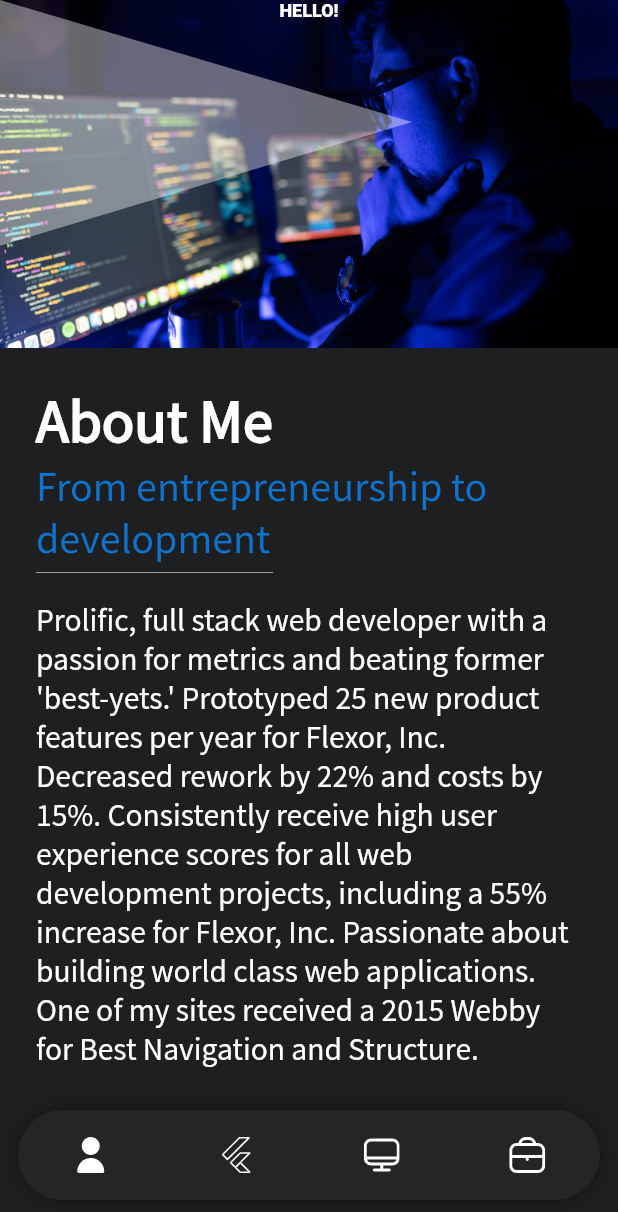
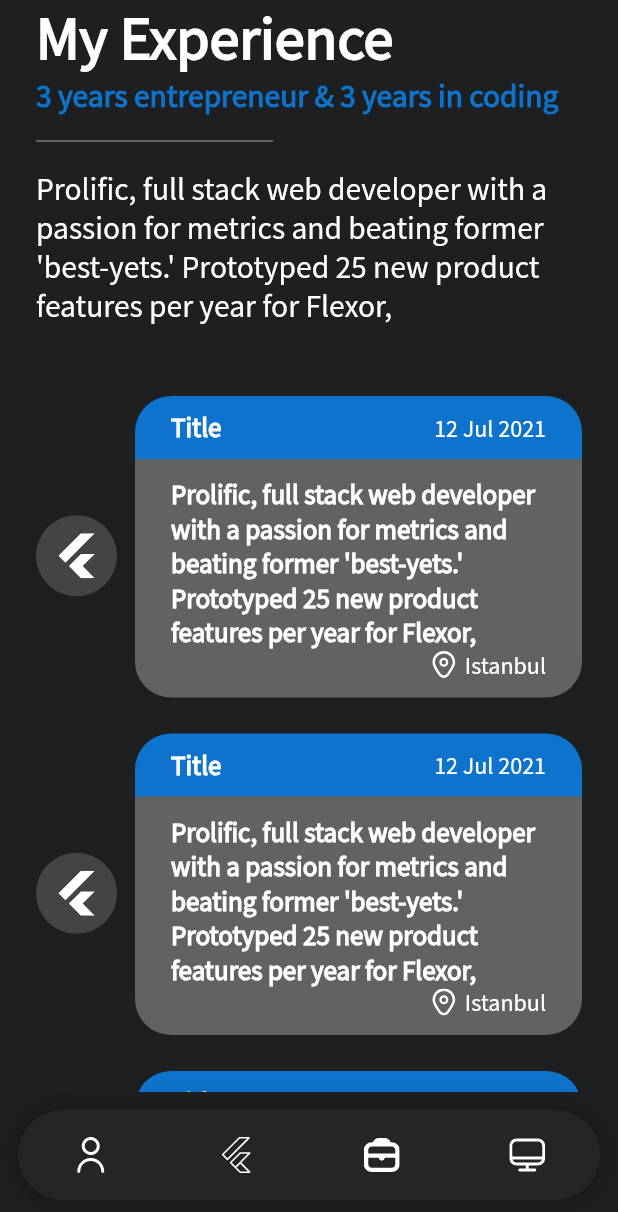
Before and after one commit to kubilaydev/developer_resume, a Flutter app: the screen it shows after launch, on a phone screen of 412 x 824 dp. Shown: the top 1212 px of the screen. Run offline on Flutter 3.47's test engine with Material 2 defaults, Android fonts, the phone set to English and light mode, and no system bars; our stand-ins replace flutter_svg.

Commit message:
added experience page

```diff
--- a/assets/json/content.json
+++ b/assets/json/content.json
@@ -2,7 +2,9 @@
 "about_me" : "Prolific, full stack web developer with a passion for metrics and beating former 'best-yets.' Prototyped 25 new product features per year for Flexor, Inc. Decreased rework by 22% and costs by 15%. Consistently receive high user experience scores for all web development projects, including a 55% increase for Flexor, Inc. Passionate about building world class web applications. One of my sites received a 2015 Webby for Best Navigation and Structure.",
 "frontend_dev" : "'best-yets.' Prototyped 25 new product features per year for Flexor, Inc. Decreased rework by 22% and costs by 15%. Consistently receive high user experience scores for all web development projects, including a 55% increase for Flexor, Inc. Passionate about building world class web applications. One of my sites received a 2015 Webby for Best Navigation and Structure.",
 "ui_design":  "Prolific, full stack web developer with a passion for metrics and beating former 'best-yets.' Prototyped 25 new product features per year for Flexor, ",
-"start_up":  "Prolific, full stack web developer with a passion for metrics and beating former 'best-yets.' Prototyped 25 new product features per year for Flexor, "
+"start_up":  "Prolific, full stack web developer with a passion for metrics and beating former 'best-yets.' Prototyped 25 new product features per year for Flexor, ",
+"my_experience":  "Prolific, full stack web developer with a passion for metrics and beating former 'best-yets.' Prototyped 25 new product features per year for Flexor, ",
+"card_content":  "Prolific, full stack web developer with a passion for metrics and beating"
 
 
 }
--- a/lib/core/home_page.dart
+++ b/lib/core/home_page.dart
@@ -1,6 +1,7 @@
 import 'package:flutter/material.dart';
 import 'package:flutter_svg/svg.dart';
 
+import '../pages/my_experince.dart';
 import '../pages/my_servise.dart';
 
 ///
@@ -13,12 +14,12 @@ class HomePage extends StatefulWidget {
 }
 
 class _HomePageState extends State<HomePage> {
-  int pageIndex = 0;
+  int pageIndex = 2;
 
   final pages = [
     MyServise(),
     MyServise(),
-    MyServise(),
+    MyExperience(),
     MyServise(),
   ];
 
@@ -101,12 +102,14 @@ class _HomePageState extends State<HomePage> {
                   ? Container(
                       height: 24,
                       width: 24,
-                      child: SvgPicture.asset("assets/icons/pc_active.svg"),
+                      child:
+                          SvgPicture.asset("assets/icons/business_active.svg"),
                     )
                   : Container(
                       height: 24,
                       width: 24,
-                      child: SvgPicture.asset("assets/icons/pc_passive.svg"),
+                      child:
+                          SvgPicture.asset("assets/icons/business_passive.svg"),
                     )),
           IconButton(
               enableFeedback: false,
@@ -120,14 +123,12 @@ class _HomePageState extends State<HomePage> {
                   ? Container(
                       height: 24,
                       width: 24,
-                      child:
-                          SvgPicture.asset("assets/icons/business_active.svg"),
+                      child: SvgPicture.asset("assets/icons/pc_active.svg"),
                     )
                   : Container(
                       height: 24,
                       width: 24,
-                      child:
-                          SvgPicture.asset("assets/icons/business_passive.svg"),
+                      child: SvgPicture.asset("assets/icons/pc_passive.svg"),
                     )),
         ],
       ),
--- a/lib/models/content.dart
+++ b/lib/models/content.dart
@@ -5,7 +5,7 @@ import 'package:flutter/services.dart';
 ///
 class Content {
   ///
-  Future<Map<String, dynamic>> getContent() async {
+  Future<Map<String, dynamic>> getTextContent() async {
     final response = await rootBundle.loadString('assets/json/content.json');
 
     final data = await json.decode(response);
--- /dev/null
+++ b/lib/models/experience.dart
@@ -0,0 +1,25 @@
+///
+class Experience {
+  ///
+  Experience(
+      {required this.svgIconPath,
+      required this.title,
+      required this.content,
+      required this.date,
+      required this.location});
+
+  ///
+  final String svgIconPath;
+
+  ///
+  final String title;
+
+  ///
+  final String content;
+
+  ///
+  final String location;
+
+  ///
+  final String date;
+}
--- /dev/null
+++ b/lib/pages/my_experince.dart
@@ -0,0 +1,101 @@
+import 'package:flutter/material.dart';
+
+import '../models/content.dart';
+import '../models/experience.dart';
+import '../tools/constants.dart';
+
+import '../widgets/experience_card.dart';
+
+import '../widgets/text_header.dart';
+
+///
+class MyExperience extends StatefulWidget {
+  ///
+  MyExperience({Key? key}) : super(key: key);
+
+  @override
+  State<MyExperience> createState() => _MyExperienceState();
+}
+
+class _MyExperienceState extends State<MyExperience> {
+  @override
+  void initState() {
+    super.initState();
+  }
+
+  List<Experience> experienceList = [
+    Experience(
+      svgIconPath: "assets/icons/flutter_active.svg",
+      title: "Title",
+      content: "my_experience",
+      location: "Istanbul",
+      date: "12 Jul 2021",
+    ),
+    Experience(
+      svgIconPath: "assets/icons/flutter_active.svg",
+      title: "Title",
+      content: "my_experience",
+      location: "Istanbul",
+      date: "12 Jul 2021",
+    ),
+    Experience(
+      svgIconPath: "assets/icons/flutter_active.svg",
+      title: "Title",
+      content: "my_experience",
+      location: "Istanbul",
+      date: "12 Jul 2021",
+    ),
+  ];
+
+  @override
+  Widget build(BuildContext context) {
+    return Scaffold(
+      backgroundColor: const Color(0XFF1D1F20),
+      body: SafeArea(
+        child: SingleChildScrollView(
+          child: FutureBuilder<Map<String, dynamic>>(
+              future: Content().getTextContent(),
+              builder: (context, content) {
+                if (content.connectionState == ConnectionState.waiting) {
+                  return const CircularProgressIndicator();
+                } else {
+                  return Column(
+                    crossAxisAlignment: CrossAxisAlignment.start,
+                    children: [
+                      Padding(
+                        padding: const EdgeInsets.symmetric(horizontal: 24),
+                        child: Column(
+                          crossAxisAlignment: CrossAxisAlignment.start,
+                          children: [
+                            TextHeader(
+                                headline: "My Experience",
+                                subline:
+                                    "3 years entrepreneur & 3 years in coding"),
+                            smallSpace,
+                            Text(
+                              content.data!["my_experience"],
+                              style: Theme.of(context).textTheme.bodyText1,
+                            ),
+                            largeSpace,
+                            for (var experience in experienceList)
+
+                              /// EXPERIENCE CARD
+                              ExperienceCard(
+                                svgIconPath: experience.svgIconPath,
+                                title: experience.title,
+                                content: content.data!["${experience.content}"],
+                                date: experience.date,
+                                location: experience.location,
+                              ),
+                          ],
+                        ),
+                      )
+                    ],
+                  );
+                }
+              }),
+        ),
+      ),
+    );
+  }
+}
--- a/lib/pages/my_servise.dart
+++ b/lib/pages/my_servise.dart
@@ -1,8 +1,9 @@
 import 'package:flutter/material.dart';
-import 'package:flutter_svg/svg.dart';
 
 import '../models/content.dart';
 import '../tools/constants.dart';
+import '../widgets/asset_header.dart';
+import '../widgets/asset_title.dart';
 import '../widgets/header_title_painter.dart';
 import '../widgets/text_header.dart';
 
@@ -30,9 +31,9 @@ class _MyServiseState extends State<MyServise> {
       body: SafeArea(
         child: SingleChildScrollView(
           child: FutureBuilder<Map<String, dynamic>>(
-              future: Content().getContent(),
-              builder: (context, snapShot) {
-                if (snapShot.connectionState == ConnectionState.waiting) {
+              future: Content().getTextContent(),
+              builder: (context, content) {
+                if (content.connectionState == ConnectionState.waiting) {
                   return const CircularProgressIndicator();
                 } else {
                   return Column(
@@ -82,7 +83,7 @@ class _MyServiseState extends State<MyServise> {
                                     "From entrepreneurship to development"),
                             smallSpace,
                             Text(
-                              snapShot.data!["about_me"],
+                              content.data!["about_me"],
                               style: Theme.of(context).textTheme.bodyText1,
                             ),
                             largeSpace,
@@ -96,7 +97,7 @@ class _MyServiseState extends State<MyServise> {
                             ),
                             smallSpace,
                             Text(
-                              snapShot.data!["about_me"],
+                              content.data!["about_me"],
                               style: Theme.of(context).textTheme.bodyText1,
                             ),
                             largeSpace,
@@ -106,7 +107,7 @@ class _MyServiseState extends State<MyServise> {
                             ),
                             smallSpace,
                             Text(
-                              snapShot.data!["ui_design"],
+                              content.data!["ui_design"],
                               style: Theme.of(context).textTheme.bodyText1,
                             ),
                             smallSpace,
@@ -128,7 +129,7 @@ class _MyServiseState extends State<MyServise> {
                             ),
                             smallSpace,
                             Text(
-                              snapShot.data!["start_up"],
+                              content.data!["start_up"],
                               style: Theme.of(context).textTheme.bodyText1,
                             ),
                             smallSpace,
@@ -156,72 +157,3 @@ class _MyServiseState extends State<MyServise> {
     );
   }
 }
-
-///
-class AssetHeader extends StatelessWidget {
-  ///
-  AssetHeader({
-    Key? key,
-    required this.svgPath,
-    required this.title,
-  }) : super(key: key);
-
-  ///
-  final String svgPath;
-
-  ///
-  final String title;
-  @override
-  Widget build(BuildContext context) {
-    return Row(
-      mainAxisAlignment: MainAxisAlignment.start,
-      children: [
-        Container(height: 32, width: 32, child: SvgPicture.asset(svgPath)),
-        horizontalSpace,
-        Text(
-          title,
-          style: Theme.of(context).textTheme.headline1!.copyWith(fontSize: 24),
-        ),
-      ],
-    );
-  }
-}
-
-///
-class AssetTitle extends StatelessWidget {
-  ///
-  AssetTitle({
-    Key? key,
-    required this.svgPath,
-    required this.title,
-  }) : super(key: key);
-
-  ///
-  final String svgPath;
-
-  ///
-  final String title;
-  @override
-  Widget build(BuildContext context) {
-    return Row(
-      mainAxisAlignment: MainAxisAlignment.start,
-      children: [
-        Container(
-            height: 32,
-            width: 32,
-            child: SvgPicture.asset(
-              svgPath,
-            )),
-        horizontalSpace,
-        Text(
-          title,
-          maxLines: 2,
-          style: Theme.of(context)
-              .textTheme
-              .headline1!
-              .copyWith(fontSize: 18, fontWeight: FontWeight.w600),
-        ),
-      ],
-    );
-  }
-}
--- a/lib/theme/app_theme.dart
+++ b/lib/theme/app_theme.dart
@@ -18,10 +18,10 @@ ThemeData appTheme() {
           fontFamily: 'SourseSansPro',
           fontWeight: FontWeight.w600),
       subtitle1: base.subtitle1!.copyWith(
-          fontSize: 28,
+          fontSize: 21,
           color: const Color(0XFF0E73CC),
           fontFamily: 'SourseSansPro',
-          fontWeight: FontWeight.w400),
+          fontWeight: FontWeight.w600),
       bodyText1: base.bodyText1!.copyWith(
           fontSize: 21,
           color: Colors.white,
--- /dev/null
+++ b/lib/widgets/asset_header.dart
@@ -0,0 +1,34 @@
+import 'package:flutter/material.dart';
+import 'package:flutter_svg/svg.dart';
+
+import '../tools/constants.dart';
+
+///
+class AssetHeader extends StatelessWidget {
+  ///
+  AssetHeader({
+    Key? key,
+    required this.svgPath,
+    required this.title,
+  }) : super(key: key);
+
+  ///
+  final String svgPath;
+
+  ///
+  final String title;
+  @override
+  Widget build(BuildContext context) {
+    return Row(
+      mainAxisAlignment: MainAxisAlignment.start,
+      children: [
+        Container(height: 32, width: 32, child: SvgPicture.asset(svgPath)),
+        horizontalSpace,
+        Text(
+          title,
+          style: Theme.of(context).textTheme.headline1!.copyWith(fontSize: 24),
+        ),
+      ],
+    );
+  }
+}
--- /dev/null
+++ b/lib/widgets/asset_title.dart
@@ -0,0 +1,43 @@
+import 'package:flutter/material.dart';
+import 'package:flutter_svg/svg.dart';
+
+import '../tools/constants.dart';
+
+///
+class AssetTitle extends StatelessWidget {
+  ///
+  AssetTitle({
+    Key? key,
+    required this.svgPath,
+    required this.title,
+  }) : super(key: key);
+
+  ///
+  final String svgPath;
+
+  ///
+  final String title;
+  @override
+  Widget build(BuildContext context) {
+    return Row(
+      mainAxisAlignment: MainAxisAlignment.start,
+      children: [
+        Container(
+            height: 32,
+            width: 32,
+            child: SvgPicture.asset(
+              svgPath,
+            )),
+        horizontalSpace,
+        Text(
+          title,
+          maxLines: 2,
+          style: Theme.of(context)
+              .textTheme
+              .headline1!
+              .copyWith(fontSize: 18, fontWeight: FontWeight.w600),
+        ),
+      ],
+    );
+  }
+}
--- /dev/null
+++ b/lib/widgets/experience_card.dart
@@ -0,0 +1,145 @@
+import 'package:flutter/material.dart';
+import 'package:flutter_svg/flutter_svg.dart';
+
+import '../tools/constants.dart';
+
+///
+class ExperienceCard extends StatelessWidget {
+  ///
+  const ExperienceCard({
+    Key? key,
+    required this.svgIconPath,
+    required this.title,
+    required this.location,
+    required this.date,
+    required this.content,
+  }) : super(key: key);
+
+  ///
+  final String svgIconPath;
+
+  ///
+  final String title;
+
+  ///
+  final String content;
+
+  ///
+  final String location;
+
+  ///
+  final String date;
+
+  @override
+  Widget build(BuildContext context) {
+    return Column(
+      children: [
+        smallSpace,
+        Row(
+          children: [
+            Column(
+              mainAxisAlignment: MainAxisAlignment.end,
+              children: [
+                Container(
+                  height: 54,
+                  width: 54,
+                  padding: const EdgeInsets.all(12),
+                  decoration: BoxDecoration(
+                      color: const Color(0XFFD9D9D9).withOpacity(0.2),
+                      shape: BoxShape.circle),
+                  child: SvgPicture.asset(svgIconPath),
+                ),
+              ],
+            ),
+            horizontalSpace,
+            Expanded(
+              child: Column(
+                children: [
+                  Container(
+                    width: double.infinity,
+                    height: 42,
+                    padding:
+                        const EdgeInsets.symmetric(horizontal: 24, vertical: 4),
+                    constraints:
+                        const BoxConstraints(minWidth: 350, maxWidth: 500),
+                    decoration: const BoxDecoration(
+                      color: Color(0XFF0E73CC),
+                      borderRadius: BorderRadius.only(
+                        topLeft: Radius.circular(24),
+                        topRight: Radius.circular(24),
+                      ),
+                    ),
+                    child: Row(
+                      mainAxisAlignment: MainAxisAlignment.spaceBetween,
+                      children: [
+                        Text(title,
+                            style: Theme.of(context)
+                                .textTheme
+                                .headline1!
+                                .copyWith(fontSize: 18)),
+                        Text(date,
+                            style: Theme.of(context)
+                                .textTheme
+                                .bodyText1!
+                                .copyWith(fontSize: 16)),
+                      ],
+                    ),
+                  ),
+                  Container(
+                    width: double.infinity,
+                    padding: const EdgeInsets.symmetric(
+                        horizontal: 24, vertical: 12),
+                    constraints:
+                        const BoxConstraints(minWidth: 350, maxWidth: 500),
+                    decoration: BoxDecoration(
+                      color: Colors.white.withOpacity(0.3),
+                      borderRadius: const BorderRadius.only(
+                        bottomLeft: Radius.circular(24),
+                        bottomRight: Radius.circular(24),
+                      ),
+                    ),
+                    child: Column(
+                      children: [
+                        Text(content,
+                            style: Theme.of(context)
+                                .textTheme
+                                .headline1!
+                                .copyWith(fontSize: 18)),
+                        Row(
+                          mainAxisAlignment: MainAxisAlignment.end,
+                          children: [
+                            const SizedBox(),
+                            Row(
+                              children: [
+                                Container(
+                                    height: 18,
+                                    width: 18,
+                                    child: SvgPicture.asset(
+                                      "assets/icons/marker.svg",
+                                      color: Colors.white,
+                                    )),
+                                const SizedBox(
+                                  width: 5,
+                                ),
+                                Text(location,
+                                    style: Theme.of(context)
+                                        .textTheme
+                                        .bodyText1!
+                                        .copyWith(fontSize: 16)),
+                              ],
+                            ),
+                          ],
+                        ),
+                      ],
+                    ),
+                  ),
+                  smallSpace,
+                ],
+              ),
+            )
+          ],
+        ),
+      ],
+    );
+  }
+}
--- a/lib/widgets/text_header.dart
+++ b/lib/widgets/text_header.dart
@@ -27,6 +27,7 @@ class TextHeader extends StatelessWidget {
           subline,
           style: Theme.of(context).textTheme.subtitle1,
         ),
+        smallSpace,
         leftDivider(size: size),
       ],
     );
```
Also changed, not shown: assets/icons/marker.svg (added).
